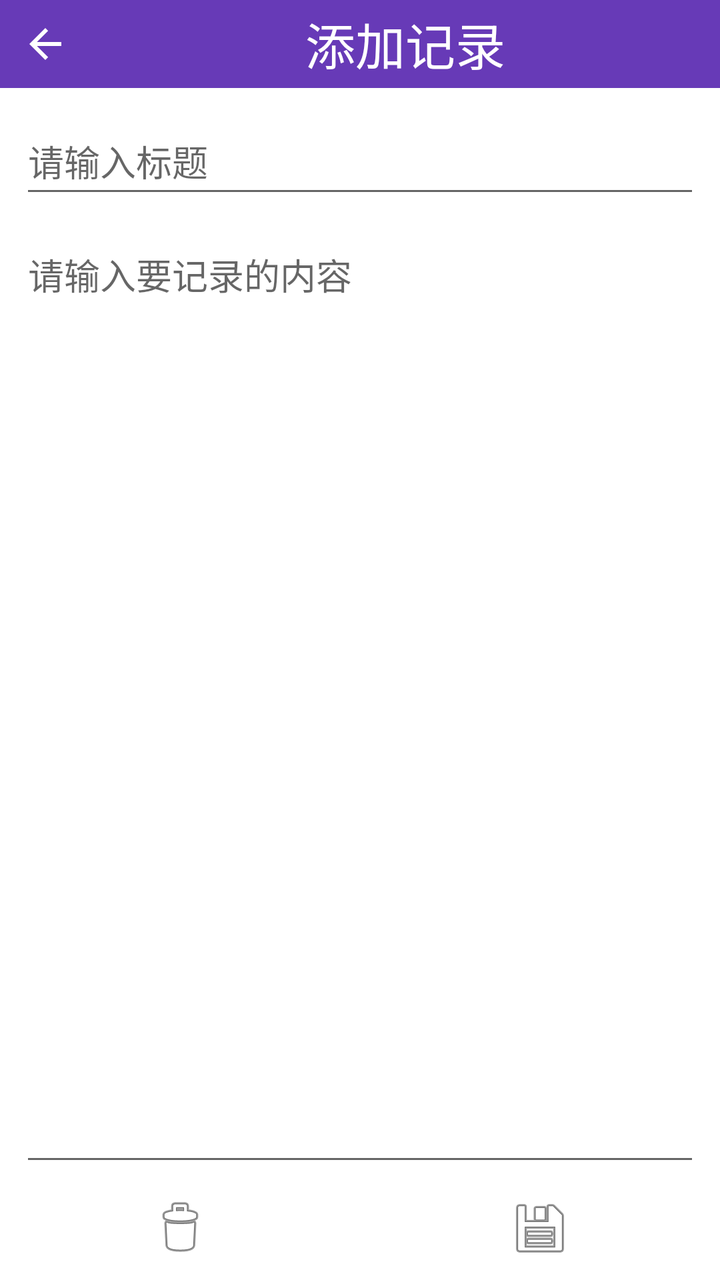
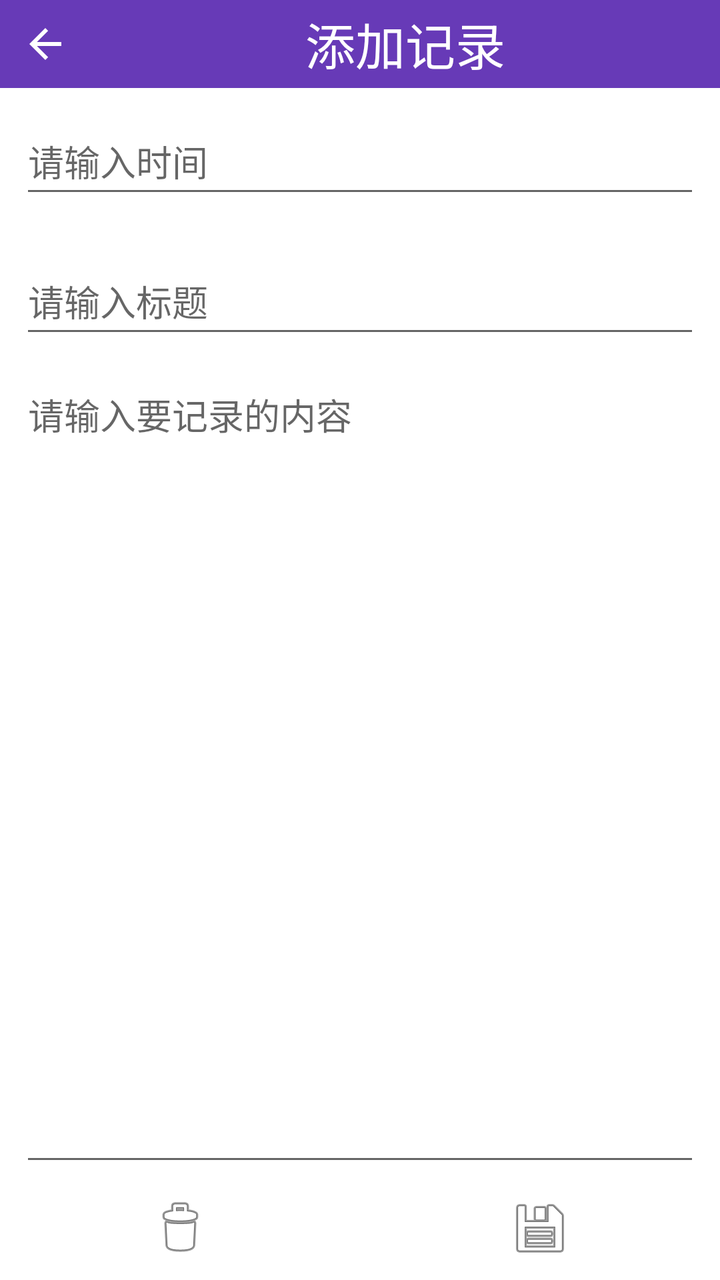

Screens rendered from an Android XML layout before and after an edit, with the pre-edit source and the edit as a unified diff.
<!-- AndroidManifest.xml: application theme Theme.Notepad -->
<!-- res/layout/activity_add_note.xml -->
<?xml version="1.0" encoding="utf-8"?>
<LinearLayout xmlns:android="http://schemas.android.com/apk/res/android"
    xmlns:app="http://schemas.android.com/apk/res-auto"
    xmlns:tools="http://schemas.android.com/tools"
    android:id="@+id/main"
    android:layout_width="match_parent"
    android:layout_height="match_parent"
    tools:context=".AddNote"
    android:orientation="vertical">

    <LinearLayout
        android:layout_width="match_parent"
        android:layout_height="wrap_content"
        android:layout_weight="0"
        android:orientation="horizontal">

        <ImageButton
            android:id="@+id/btn_back"
            android:layout_width="wrap_content"
            android:layout_height="match_parent"
            android:layout_weight="1"
            android:background="#FFFFFF"
            android:backgroundTint="#673AB7"
            android:contentDescription="返回主页"
            android:paddingTop="10dp"
            android:paddingBottom="10dp"
            app:srcCompat="?attr/homeAsUpIndicator"
            app:tint="#FFFFFF" />

        <TextView
            android:id="@+id/textView3"
            android:layout_width="wrap_content"
            android:layout_height="match_parent"
            android:layout_weight="10"
            android:background="#673AB7"
            android:gravity="center"
            android:text="添加记录"
            android:textColor="#FFFFFF"
            android:textSize="25sp" />
    </LinearLayout>

    <LinearLayout
        android:layout_width="match_parent"
        android:layout_height="match_parent"
        android:layout_weight="1"
        android:orientation="vertical">

        <EditText
            android:id="@+id/et_title"
            android:layout_width="match_parent"
            android:layout_height="50dp"
            android:layout_margin="10dp"
            android:ems="10"
            android:hint="请输入标题"
            android:inputType="text" />

        <EditText
            android:id="@+id/etm_content"
            android:layout_width="match_parent"
            android:layout_height="match_parent"
            android:layout_marginLeft="10dp"
            android:layout_marginRight="10dp"
            android:ems="10"
            android:gravity="start|top"
            android:hint="请输入要记录的内容"
            android:inputType="textMultiLine" />
    </LinearLayout>

    <LinearLayout
        android:layout_width="match_parent"
        android:layout_height="wrap_content"
        android:layout_weight="0"
        android:orientation="horizontal">

        <ImageButton
            android:id="@+id/btn_clear"
            android:layout_width="wrap_content"
            android:layout_height="wrap_content"
            android:layout_weight="1"
            android:backgroundTint="#FFFFFF"
            android:contentDescription="清楚内容"
            app:srcCompat="@android:drawable/ic_menu_delete" />

        <ImageButton
            android:id="@+id/btn_save"
            android:layout_width="wrap_content"
            android:layout_height="wrap_content"
            android:layout_weight="1"
            android:backgroundTint="#FFFFFF"
            android:contentDescription="保存内容"
            app:srcCompat="@android:drawable/ic_menu_save" />
    </LinearLayout>
</LinearLayout>
<!-- resources referenced by this layout -->
<resources>
  <style name="Theme.Notepad" parent="Theme.MaterialComponents.DayNight.NoActionBar">
          
          <item name="colorPrimary">@color/purple_500</item>
          <item name="colorPrimaryVariant">@color/purple_700</item>
          <item name="colorOnPrimary">@color/white</item>
          
          <item name="colorSecondary">@color/teal_200</item>
          <item name="colorSecondaryVariant">@color/teal_700</item>
          <item name="colorOnSecondary">@color/black</item>
          
          <item name="android:statusBarColor">?attr/colorPrimaryVariant</item>
          
      </style>
  <color name="purple_500">#FF6200EE</color>
  <color name="purple_700">#FF3700B3</color>
  <color name="white">#FFFFFFFF</color>
  <color name="teal_200">#FF03DAC5</color>
  <color name="teal_700">#FF018786</color>
  <color name="black">#FF000000</color>
</resources>

<!-- the commit's change to res/layout/activity_add_note.xml (unified diff, before → after) -->
@@ -46,6 +46,15 @@
         android:orientation="vertical">
 
         <EditText
+            android:id="@+id/et_time"
+            android:layout_width="match_parent"
+            android:layout_height="50dp"
+            android:layout_margin="10dp"
+            android:ems="10"
+            android:hint="请输入时间"
+            android:inputType="datetime" />
+
+        <EditText
             android:id="@+id/et_title"
             android:layout_width="match_parent"
             android:layout_height="50dp"
@@ -64,6 +73,7 @@
             android:gravity="start|top"
             android:hint="请输入要记录的内容"
             android:inputType="textMultiLine" />
+
     </LinearLayout>
 
     <LinearLayout
